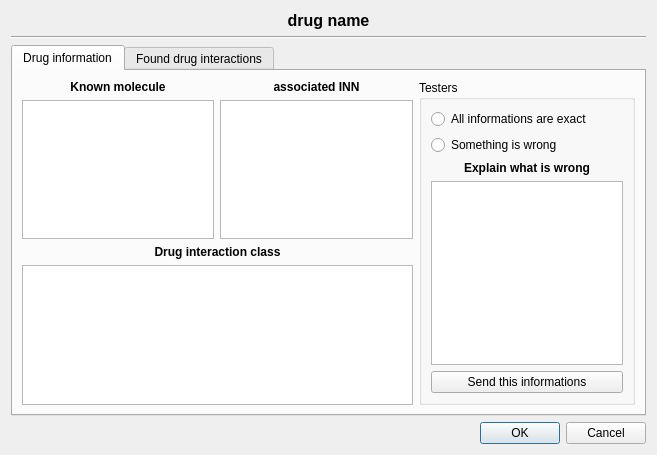
Before: the Qt Designer form plugins/drugsplugin/drugswidget/druginfo.ui in FreeHealth/freehealth, drawn with Qt 5.
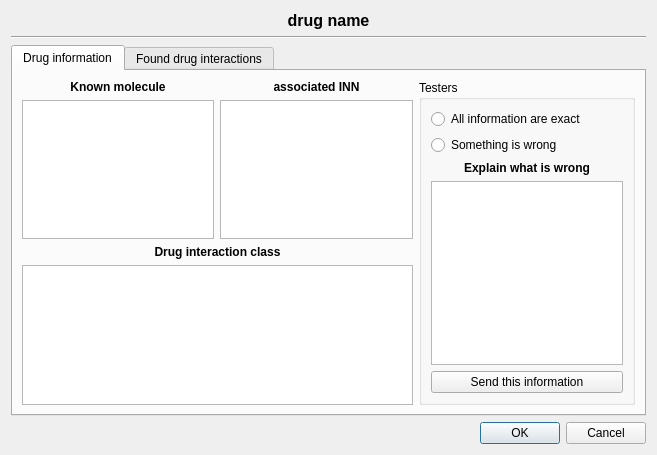
After: the same form once the commit is applied. The open tabs and pages were chosen to show the change.

```diff
--- a/plugins/drugsplugin/drugswidget/druginfo.ui
+++ b/plugins/drugsplugin/drugswidget/druginfo.ui
@@ -119,7 +119,7 @@
           <item>
            <widget class="QRadioButton" name="rbINNOk">
             <property name="text">
-             <string>All informations are exact</string>
+             <string>All information are exact</string>
             </property>
            </widget>
           </item>
@@ -152,7 +152,7 @@
           <item>
            <widget class="QPushButton" name="butSendINN">
             <property name="text">
-             <string>Send this informations</string>
+             <string>Send this information</string>
             </property>
            </widget>
           </item>
```
Left out of the diff: 4 changed lines with no effect on the pictures.
